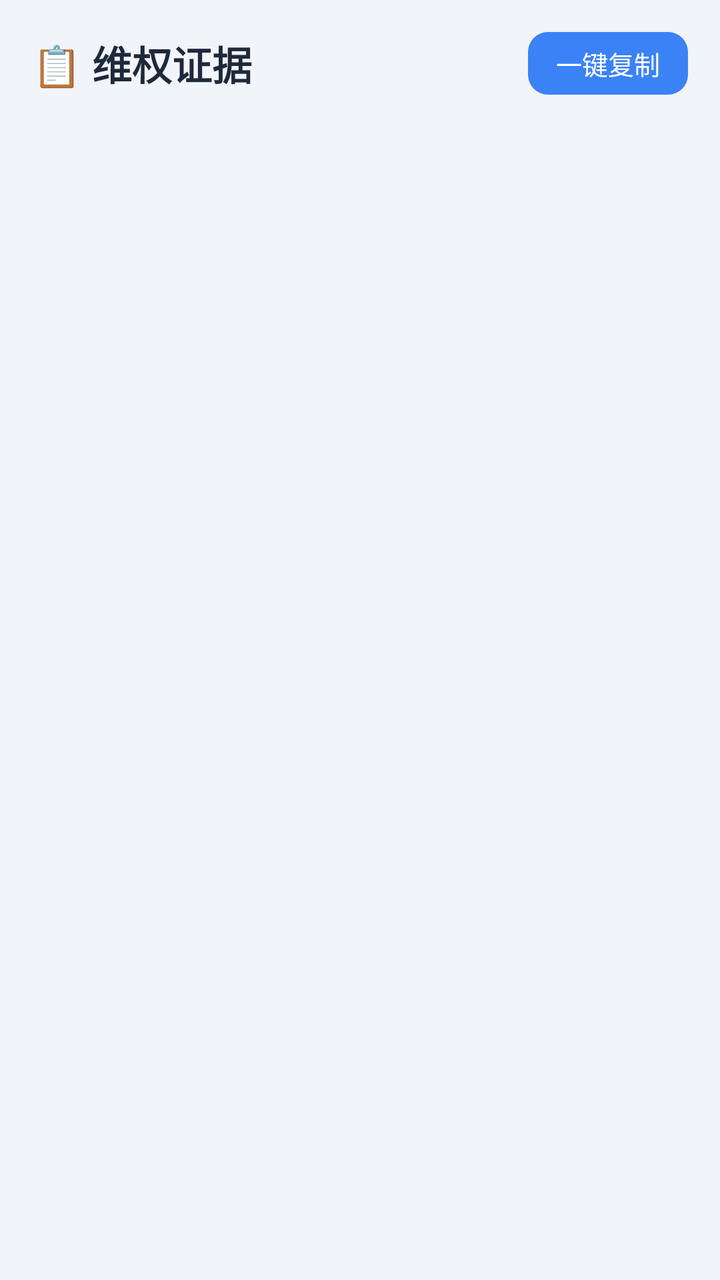
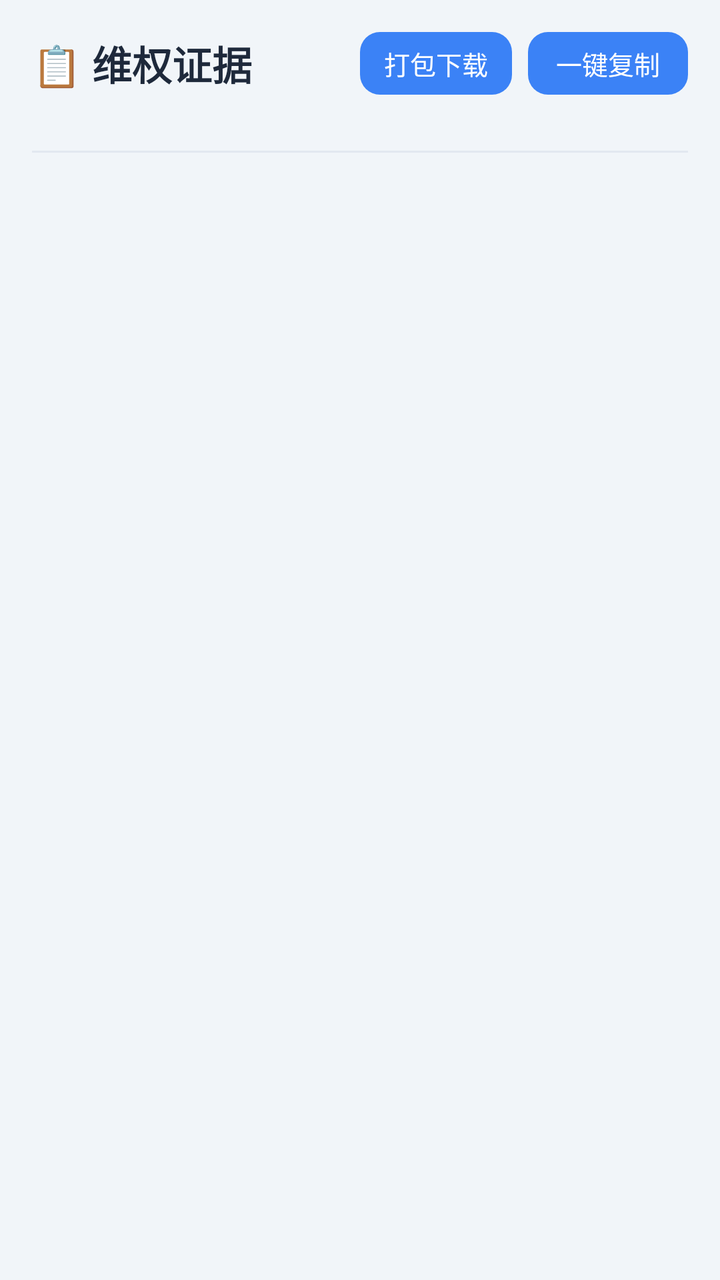

Before-and-after screenshots of an Android layout around one commit, followed by the original layout XML and the change that was made.
<!-- AndroidManifest.xml: application theme Theme.AntiFraudGuard -->
<!-- res/layout/fragment_family_evidence.xml -->
<?xml version="1.0" encoding="utf-8"?>
<LinearLayout xmlns:android="http://schemas.android.com/apk/res/android"
    android:layout_width="match_parent"
    android:layout_height="match_parent"
    android:background="#F1F5F9"
    android:orientation="vertical">

    <LinearLayout
        android:layout_width="match_parent"
        android:layout_height="wrap_content"
        android:gravity="center_vertical"
        android:orientation="horizontal"
        android:padding="16dp"
        android:paddingBottom="8dp">

        <TextView
            android:layout_width="0dp"
            android:layout_height="wrap_content"
            android:layout_weight="1"
            android:text="📋 维权证据"
            android:textColor="#1E293B"
            android:textSize="20sp"
            android:textStyle="bold" />

        <TextView
            android:id="@+id/btn_copy_evidence"
            android:layout_width="wrap_content"
            android:layout_height="wrap_content"
            android:background="@drawable/bg_btn_primary"
            android:paddingHorizontal="14dp"
            android:paddingVertical="6dp"
            android:text="一键复制"
            android:textColor="#FFFFFF"
            android:textSize="13sp" />
    </LinearLayout>

    <TextView
        android:id="@+id/tv_evidence_empty"
        android:layout_width="match_parent"
        android:layout_height="wrap_content"
        android:layout_marginTop="40dp"
        android:gravity="center"
        android:text="暂无证据材料\n绑定老人并产生风险记录后自动生成"
        android:textColor="#94A3B8"
        android:textSize="14sp"
        android:visibility="gone" />

    <ScrollView
        android:layout_width="match_parent"
        android:layout_height="0dp"
        android:layout_weight="1">

        <LinearLayout
            android:id="@+id/ll_evidence_container"
            android:layout_width="match_parent"
            android:layout_height="wrap_content"
            android:orientation="vertical"
            android:paddingHorizontal="16dp"
            android:paddingBottom="24dp" />
    </ScrollView>

</LinearLayout>
<!-- resources referenced by this layout -->
<resources>
  <!-- drawable bg_btn_primary (drawable) -->
  <?xml version="1.0" encoding="utf-8"?>
  <shape xmlns:android="http://schemas.android.com/apk/res/android" android:shape="rectangle">
      <solid android:color="#3B82F6" />
      <corners android:radius="10dp" />
  </shape>
  <style name="Theme.AntiFraudGuard" parent="Theme.MaterialComponents.DayNight.NoActionBar">
          
          <item name="colorPrimary">@color/blue_500</item>
          <item name="colorPrimaryVariant">@color/blue_700</item>
          <item name="colorOnPrimary">@color/white</item>
          
          <item name="colorSecondary">@color/emerald_500</item>
          <item name="colorSecondaryVariant">@color/emerald_700</item>
          <item name="colorOnSecondary">@color/white</item>
          
          <item name="android:statusBarColor">#0F172A</item>
          <item name="android:windowBackground">#0F172A</item>
      </style>
  <color name="blue_500">#3B82F6</color>
  <color name="blue_700">#1D4ED8</color>
  <color name="white">#FFFFFFFF</color>
  <color name="emerald_500">#10B981</color>
  <color name="emerald_700">#047857</color>
</resources>

<!-- the commit's change to res/layout/fragment_family_evidence.xml (unified diff, before → after) -->
@@ -23,15 +23,62 @@
             android:textStyle="bold" />
 
         <TextView
+            android:id="@+id/btn_pack_recordings"
+            android:layout_width="wrap_content"
+            android:layout_height="wrap_content"
+            android:background="@drawable/bg_btn_primary"
+            android:paddingHorizontal="12dp"
+            android:paddingVertical="6dp"
+            android:text="打包下载"
+            android:textColor="#FFFFFF"
+            android:textSize="13sp" />
+
+        <TextView
             android:id="@+id/btn_copy_evidence"
             android:layout_width="wrap_content"
             android:layout_height="wrap_content"
+            android:layout_marginStart="8dp"
             android:background="@drawable/bg_btn_primary"
             android:paddingHorizontal="14dp"
             android:paddingVertical="6dp"
             android:text="一键复制"
             android:textColor="#FFFFFF"
             android:textSize="13sp" />
+    </LinearLayout>
+
+    
+    <LinearLayout
+        android:id="@+id/ll_recording_banner"
+        android:layout_width="match_parent"
+        android:layout_height="wrap_content"
+        android:layout_marginHorizontal="16dp"
+        android:layout_marginBottom="8dp"
+        android:background="#FEF2F2"
+        android:gravity="center_vertical"
+        android:orientation="horizontal"
+        android:padding="12dp"
+        android:visibility="gone">
+
+        <TextView
+            android:layout_width="0dp"
+            android:layout_height="wrap_content"
+            android:layout_weight="1"
+            android:text="🔴 守护对象正在录音存证中"
+            android:textColor="#B91C1C"
+            android:textSize="14sp"
+            android:textStyle="bold" />
+
+        <TextView
+            android:id="@+id/btn_stop_recording"
+            android:layout_width="wrap_content"
+            android:layout_height="wrap_content"
+            android:background="@drawable/bg_btn_danger"
+            android:paddingHorizontal="16dp"
+            android:paddingVertical="8dp"
+            android:text="远程停止"
+            android:textColor="#FFFFFF"
+            android:textSize="13sp"
+            android:textStyle="bold" />
     </LinearLayout>
 
     <TextView
@@ -51,12 +98,45 @@
         android:layout_weight="1">
 
         <LinearLayout
-            android:id="@+id/ll_evidence_container"
             android:layout_width="match_parent"
             android:layout_height="wrap_content"
-            android:orientation="vertical"
-            android:paddingHorizontal="16dp"
-            android:paddingBottom="24dp" />
+            android:orientation="vertical">
+
+            
+            <LinearLayout
+                android:id="@+id/ll_recording_container"
+                android:layout_width="match_parent"
+                android:layout_height="wrap_content"
+                android:orientation="vertical"
+                android:paddingHorizontal="16dp" />
+
+            <TextView
+                android:id="@+id/tv_recording_empty"
+                android:layout_width="match_parent"
+                android:layout_height="wrap_content"
+                android:layout_marginTop="24dp"
+                android:gravity="center"
+                android:text="暂无录音存证\n老人按下紧急求助或进入你登记的敏感地点时，会自动录音并上传到这里"
+                android:textColor="#94A3B8"
+                android:textSize="13sp"
+                android:visibility="gone" />
+
+            <View
+                android:layout_width="match_parent"
+                android:layout_height="1dp"
+                android:layout_marginHorizontal="16dp"
+                android:layout_marginVertical="12dp"
+                android:background="#E2E8F0" />
+
+            
+            <LinearLayout
+                android:id="@+id/ll_evidence_container"
+                android:layout_width="match_parent"
+                android:layout_height="wrap_content"
+                android:orientation="vertical"
+                android:paddingHorizontal="16dp"
+                android:paddingBottom="24dp" />
+        </LinearLayout>
     </ScrollView>
 
 </LinearLayout>
<!-- resource entries referenced after the edit -->
@@ -1,5 +1,11 @@
 <!-- resources referenced by this layout -->
 <resources>
+  <!-- drawable bg_btn_danger (drawable) -->
+  <?xml version="1.0" encoding="utf-8"?>
+  <shape xmlns:android="http://schemas.android.com/apk/res/android" android:shape="rectangle">
+      <solid android:color="#EF4444" />
+      <corners android:radius="10dp" />
+  </shape>
   <!-- drawable bg_btn_primary (drawable) -->
   <?xml version="1.0" encoding="utf-8"?>
   <shape xmlns:android="http://schemas.android.com/apk/res/android" android:shape="rectangle">
